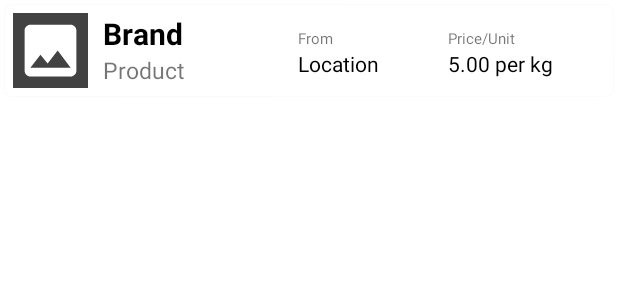
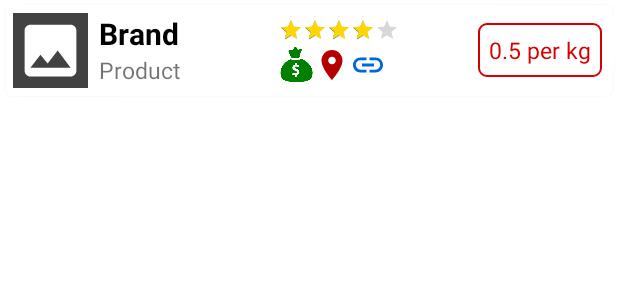
Before and after one commit to Abid357/grocery-lab, an Android app: the layout fragment_record_list_item.xml on its own in the app's theme, with its tools: preview values and no code run, on a phone screen of 412 x 824 dp. Shown: the top 300 px of the screen. Run offline under Robolectric (Android 15) with nearby library versions, the phone set to English and light mode, and no system bars.

Commit message:
improve record list fragment

```diff
--- a/app/src/main/java/com/example/myapplication/adapter/RecordAdapter.java
+++ b/app/src/main/java/com/example/myapplication/adapter/RecordAdapter.java
@@ -1,6 +1,7 @@
 package com.example.myapplication.adapter;
 
 import android.content.Context;
+import android.util.Log;
 import android.view.LayoutInflater;
 import android.view.View;
 import android.view.ViewGroup;
@@ -33,12 +34,9 @@ public class RecordAdapter extends RecyclerView.Adapter<RecordAdapter.RecordView
 
     @Override
     public void onBindViewHolder(RecordAdapter.RecordViewHolder holder, int position) {
-//        holder.brandName.setText(brands.get(holder.getAdapterPosition()).getRecordName());
-//        holder.brandProduct.setText(brands.get(holder.getAdapterPosition()).getProductName());
-//        holder.deleteRecordButton.setOnClickListener(v -> {
-//            Database.withContext(context).deleteRecord(holder.getAdapterPosition());
-//            notifyItemRemoved(holder.getAdapterPosition());
-//        });
+//        holder.brandName.setText(records.get(holder.getAdapterPosition()).getBrandName());
+//        holder.brandProduct.setText(records.get(holder.getAdapterPosition()).getProductName());
+        Log.i("okok", records.toString());
     }
 
     @Override
@@ -54,8 +52,8 @@ public class RecordAdapter extends RecyclerView.Adapter<RecordAdapter.RecordView
         public RecordViewHolder(View itemView) {
             super(itemView);
 //            brandImage = itemView.findViewById(R.id.brandImageView);
-//            brandName = itemView.findViewById(R.id.brandNameTextView);
-//            brandProduct = itemView.findViewById(R.id.brandProductTextView);
+            brandName = itemView.findViewById(R.id.brandNameTextView);
+            brandProduct = itemView.findViewById(R.id.brandProductTextView);
 //            viewRecordButton = itemView.findViewById(R.id.viewRecordButton);
 //            deleteRecordButton = itemView.findViewById(R.id.deleteRecordButton);
         }
--- a/app/src/main/java/com/example/myapplication/core/Record.java
+++ b/app/src/main/java/com/example/myapplication/core/Record.java
@@ -72,6 +72,21 @@ public class Record {
      * Date of creation of the record.
      */
     private final Date creationDate;
+
+    /**
+     * URL of the product from the product store, if any.
+     */
+    private String link;
+
+    /**
+     * Remarks and notes on a record.
+     */
+    private String note;
+
+    /**
+     * Rating of a product out of 5.
+     */
+    private double rating;
 
     public Record(String productName, String brandName, double measure, int packageQuantity, int quantity, double price, double pricePerUom) {
         this.productName = productName;
@@ -165,4 +180,25 @@ public class Record {
     public Date getCreationDate() {
         return creationDate;
     }
+
+    @Override
+    public String toString() {
+        return "Record{" +
+                "productName='" + productName + '\'' +
+                ", brandName='" + brandName + '\'' +
+                ", isPurchase=" + isPurchase +
+                ", location='" + location + '\'' +
+                ", price=" + price +
+                ", quantity=" + quantity +
+                ", measure=" + measure +
+                ", isPackaged=" + isPackaged +
+                ", packageQuantity=" + packageQuantity +
+                ", pricePerUom=" + pricePerUom +
+                ", purchaseDate=" + purchaseDate +
+                ", creationDate=" + creationDate +
+                ", link='" + link + '\'' +
+                ", note='" + note + '\'' +
+                ", rating=" + rating +
+                '}';
+    }
 }
--- /dev/null
+++ b/app/src/main/res/drawable/baseline_link_24.xml
@@ -0,0 +1,5 @@
+<vector android:height="24dp" android:tint="#0066DB"
+    android:viewportHeight="24" android:viewportWidth="24"
+    android:width="24dp" xmlns:android="http://schemas.android.com/apk/res/android">
+    <path android:fillColor="@android:color/white" android:pathData="M3.9,12c0,-1.71 1.39,-3.1 3.1,-3.1h4L11,7L7,7c-2.76,0 -5,2.24 -5,5s2.24,5 5,5h4v-1.9L7,15.1c-1.71,0 -3.1,-1.39 -3.1,-3.1zM8,13h8v-2L8,11v2zM17,7h-4v1.9h4c1.71,0 3.1,1.39 3.1,3.1s-1.39,3.1 -3.1,3.1h-4L13,17h4c2.76,0 5,-2.24 5,-5s-2.24,-5 -5,-5z"/>
+</vector>
--- /dev/null
+++ b/app/src/main/res/drawable/baseline_location_on_24.xml
@@ -0,0 +1,5 @@
+<vector android:height="24dp" android:tint="#B60000"
+    android:viewportHeight="24" android:viewportWidth="24"
+    android:width="24dp" xmlns:android="http://schemas.android.com/apk/res/android">
+    <path android:fillColor="@android:color/white" android:pathData="M12,2C8.13,2 5,5.13 5,9c0,5.25 7,13 7,13s7,-7.75 7,-13c0,-3.87 -3.13,-7 -7,-7zM12,11.5c-1.38,0 -2.5,-1.12 -2.5,-2.5s1.12,-2.5 2.5,-2.5 2.5,1.12 2.5,2.5 -1.12,2.5 -2.5,2.5z"/>
+</vector>
--- a/app/src/main/res/drawable/border_text_view.xml
+++ b/app/src/main/res/drawable/border_text_view.xml
@@ -10,7 +10,7 @@
     <!-- View border color and width -->
     <stroke
         android:width="1dp"
-        android:color="#D50000" >
+        android:color="@color/red" >
     </stroke>
 
     <!-- The radius makes the corners rounded -->
--- /dev/null
+++ b/app/src/main/res/drawable/package_icon_resized.xml
@@ -0,0 +1,5 @@
+<?xml version="1.0" encoding="utf-8"?>
+<layer-list xmlns:android="http://schemas.android.com/apk/res/android">
+    <item android:width="23dp" android:height="23dp"
+        android:drawable="@drawable/package_icon" />
+</layer-list>
--- /dev/null
+++ b/app/src/main/res/drawable/purchase_icon_resized.xml
@@ -0,0 +1,5 @@
+<?xml version="1.0" encoding="utf-8"?>
+<layer-list xmlns:android="http://schemas.android.com/apk/res/android">
+    <item android:width="23dp" android:height="23dp"
+        android:drawable="@drawable/purchase_icon" />
+</layer-list>
--- a/app/src/main/res/layout/fragment_record_list_item.xml
+++ b/app/src/main/res/layout/fragment_record_list_item.xml
@@ -15,79 +15,90 @@
             android:id="@+id/recordBrandImageView"
             android:layout_width="50dp"
             android:layout_height="50dp"
+            android:layout_marginRight="7dp"
+            android:background="@color/cardview_dark_background"
             android:padding="2dp"
-            android:layout_marginRight="10dp"
-            android:background="@color/cardview_dark_background"
-            android:src="@drawable/baseline_image_24"
-            />
+            android:src="@drawable/baseline_image_24" />
 
         <TextView
             android:id="@+id/recordBrandNameTextView"
-            android:layout_width="130dp"
+            android:layout_width="120dp"
             android:layout_height="wrap_content"
             android:layout_alignParentTop="true"
             android:layout_toEndOf="@id/recordBrandImageView"
+            android:ellipsize="end"
+            android:maxWidth="120dp"
+            android:maxLines="1"
             android:text="Brand"
-            android:maxWidth="200dp"
             android:textColor="@color/black"
             android:textSize="20sp"
-            android:textStyle="bold"
-            android:maxLines="1"
-            android:ellipsize="end"/>
+            android:textStyle="bold" />
 
         <TextView
             android:id="@+id/recordProductNameTextView"
-            android:layout_width="130dp"
+            android:layout_width="120dp"
             android:layout_height="wrap_content"
             android:layout_below="@id/recordBrandNameTextView"
             android:layout_toEndOf="@id/recordBrandImageView"
+            android:ellipsize="end"
+            android:maxWidth="120dp"
+            android:maxLines="1"
             android:text="Product"
-            android:maxWidth="200dp"
-            android:textSize="15sp"
-            android:maxLines="1"
-            android:ellipsize="end" />
+            android:textSize="15sp" />
 
-        <TextView
-            android:id="@+id/fromTextView"
-            android:layout_width="40dp"
-            android:layout_height="wrap_content"
-            android:layout_alignParentTop="true"
-            android:layout_toEndOf="@id/recordBrandNameTextView"
-            android:layout_marginTop="10dp"
-            android:text="From"
-            android:textSize="10sp" />
-
-
-        <TextView
-            android:id="@+id/locationTextView"
-            android:layout_width="100dp"
-            android:layout_height="wrap_content"
-            android:layout_below="@id/fromTextView"
-            android:layout_toEndOf="@id/recordBrandNameTextView"
-            android:text="Location"
-            android:textColor="@color/black"
-            android:textSize="14sp" />
-
-        <TextView
-            android:id="@+id/pricePerUomLabelTextView"
+        <RatingBar
+            android:id="@+id/ratingBar"
+            style="?android:attr/ratingBarStyleSmall"
             android:layout_width="wrap_content"
             android:layout_height="wrap_content"
             android:layout_alignParentTop="true"
-            android:layout_toEndOf="@id/locationTextView"
-            android:layout_marginTop="10dp"
-            android:text="Price/Unit"
-            android:textSize="10sp" />
+            android:layout_toRightOf="@id/recordBrandNameTextView"
+            android:progressTint="@color/rating"
+            android:layout_marginTop="3dp"
+            android:rating="4" />
 
+
+        <LinearLayout
+            android:id="@+id/iconsLayout"
+            android:layout_width="wrap_content"
+            android:layout_height="wrap_content"
+            android:layout_below="@id/ratingBar"
+            android:layout_toRightOf="@id/recordBrandNameTextView"
+            android:layout_marginTop="3dp"
+            android:orientation="horizontal">
+
+            <ImageView
+                android:id="@+id/purchaseIconImageView"
+                android:layout_width="wrap_content"
+                android:layout_height="wrap_content"
+                android:src="@drawable/purchase_icon_resized" />
+
+            <ImageView
+                android:id="@+id/locationIconImageView"
+                android:layout_width="wrap_content"
+                android:layout_height="wrap_content"
+                android:src="@drawable/baseline_location_on_24" />
+
+            <ImageView
+                android:id="@+id/linkIconImageView"
+                android:layout_width="wrap_content"
+                android:layout_height="wrap_content"
+                android:src="@drawable/baseline_link_24" />
+
+        </LinearLayout>
 
         <TextView
             android:id="@+id/pricePerUomValueTextView"
             android:layout_width="wrap_content"
             android:layout_height="wrap_content"
-            android:layout_below="@id/pricePerUomLabelTextView"
-            android:layout_toEndOf="@id/locationTextView"
-            android:text="5.00 per kg"
-            android:textColor="@color/black"
-            android:textSize="14sp" />
+            android:layout_alignParentEnd="true"
+            android:layout_centerVertical="true"
+            android:layout_marginRight="2dp"
+            android:background="@drawable/border_text_view"
+            android:padding="7dp"
+            android:text="0.5 per kg"
+            android:textColor="@color/red"
+            android:textSize="15sp" />
 
     </RelativeLayout>
 </androidx.cardview.widget.CardView>
--- a/app/src/main/res/values/colors.xml
+++ b/app/src/main/res/values/colors.xml
@@ -5,4 +5,6 @@
     <color name="splashScreen">#2D7282</color>
     <color name="deleteButton">#CC4C4C</color>
     <color name="viewButton">#4C70CC</color>
+    <color name="red">#D50000</color>
+    <color name="rating">#FFD600</color>
 </resources>
```
Also changed, not shown: app/src/main/res/drawable/package_icon.png (added), app/src/main/res/drawable/purchase_icon.png (added).
